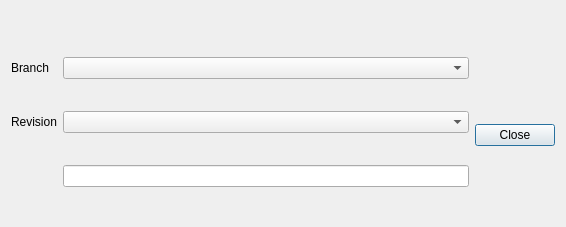
The window that tao/history_dialog.ui (c3d/tao3D) describes before a commit, drawn with Qt 5.
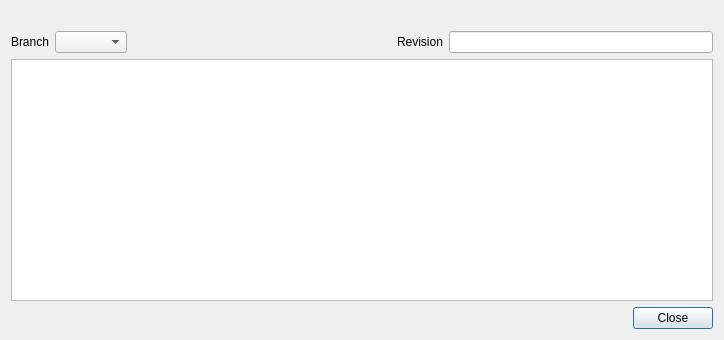
The same window after the commit. Custom widgets are drawn as their Qt base class.

Commit message: Revert to and Selective undo dialogs: replace history combo box with table view. Closes #295.

Patch:
```diff
--- a/tao/history_dialog.ui
+++ b/tao/history_dialog.ui
@@ -6,14 +6,14 @@
    <rect>
     <x>0</x>
     <y>0</y>
-    <width>566</width>
-    <height>227</height>
+    <width>724</width>
+    <height>340</height>
    </rect>
   </property>
   <property name="windowTitle">
    <string>History</string>
   </property>
-  <layout class="QVBoxLayout" name="verticalLayout_2">
+  <layout class="QVBoxLayout" name="verticalLayout">
    <item>
     <widget class="QLabel" name="msg">
      <property name="text">
@@ -30,54 +30,50 @@
    <item>
     <layout class="QHBoxLayout" name="horizontalLayout">
      <item>
-      <layout class="QGridLayout" name="gridLayout">
-       <item row="0" column="0">
         <widget class="QLabel" name="branchLabel">
          <property name="text">
           <string>Branch</string>
          </property>
         </widget>
        </item>
-       <item row="0" column="1">
+     <item>
         <widget class="Tao::BranchSelectionComboBox" name="branchCombo"/>
        </item>
-       <item row="1" column="0">
-        <widget class="QLabel" name="revLabel">
-         <property name="text">
-          <string>Revision</string>
-         </property>
-        </widget>
-       </item>
-       <item row="1" column="1">
-        <widget class="Tao::CommitSelectionComboBox" name="revCombo"/>
-       </item>
-       <item row="2" column="1">
-        <widget class="QLineEdit" name="revEdit"/>
-       </item>
-      </layout>
-     </item>
      <item>
-      <layout class="QVBoxLayout" name="verticalLayout">
-       <item>
-        <spacer name="verticalSpacer">
+      <spacer name="horizontalSpacer">
          <property name="orientation">
-          <enum>Qt::Vertical</enum>
+        <enum>Qt::Horizontal</enum>
          </property>
          <property name="sizeHint" stdset="0">
           <size>
-           <width>20</width>
-           <height>40</height>
+         <width>40</width>
+         <height>20</height>
           </size>
          </property>
         </spacer>
        </item>
        <item>
+      <widget class="QLabel" name="revLabel">
+       <property name="text">
+        <string>Revision</string>
+       </property>
+      </widget>
+     </item>
+     <item>
+      <widget class="QLineEdit" name="revEdit"/>
+     </item>
+    </layout>
+   </item>
+   <item>
+    <widget class="Tao::CommitTableWidget" name="tableView"/>
+   </item>
+   <item>
         <widget class="QDialogButtonBox" name="buttonBox">
          <property name="layoutDirection">
-          <enum>Qt::RightToLeft</enum>
+      <enum>Qt::LeftToRight</enum>
          </property>
          <property name="orientation">
-          <enum>Qt::Vertical</enum>
+      <enum>Qt::Horizontal</enum>
          </property>
          <property name="standardButtons">
           <set>QDialogButtonBox::Close</set>
@@ -88,10 +84,6 @@
         </widget>
        </item>
       </layout>
-     </item>
-    </layout>
-   </item>
-  </layout>
  </widget>
  <customwidgets>
   <customwidget>
@@ -100,9 +92,9 @@
    <header>branch_selection_combobox.h</header>
   </customwidget>
   <customwidget>
-   <class>Tao::CommitSelectionComboBox</class>
-   <extends>QComboBox</extends>
-   <header>commit_selection_combobox.h</header>
+   <class>Tao::CommitTableWidget</class>
+   <extends>QTableView</extends>
+   <header>commit_table_widget.h</header>
   </customwidget>
  </customwidgets>
  <resources/>
```
Lines whose indentation alone changed are shown as unchanged. The commit also changes 11 other files.
